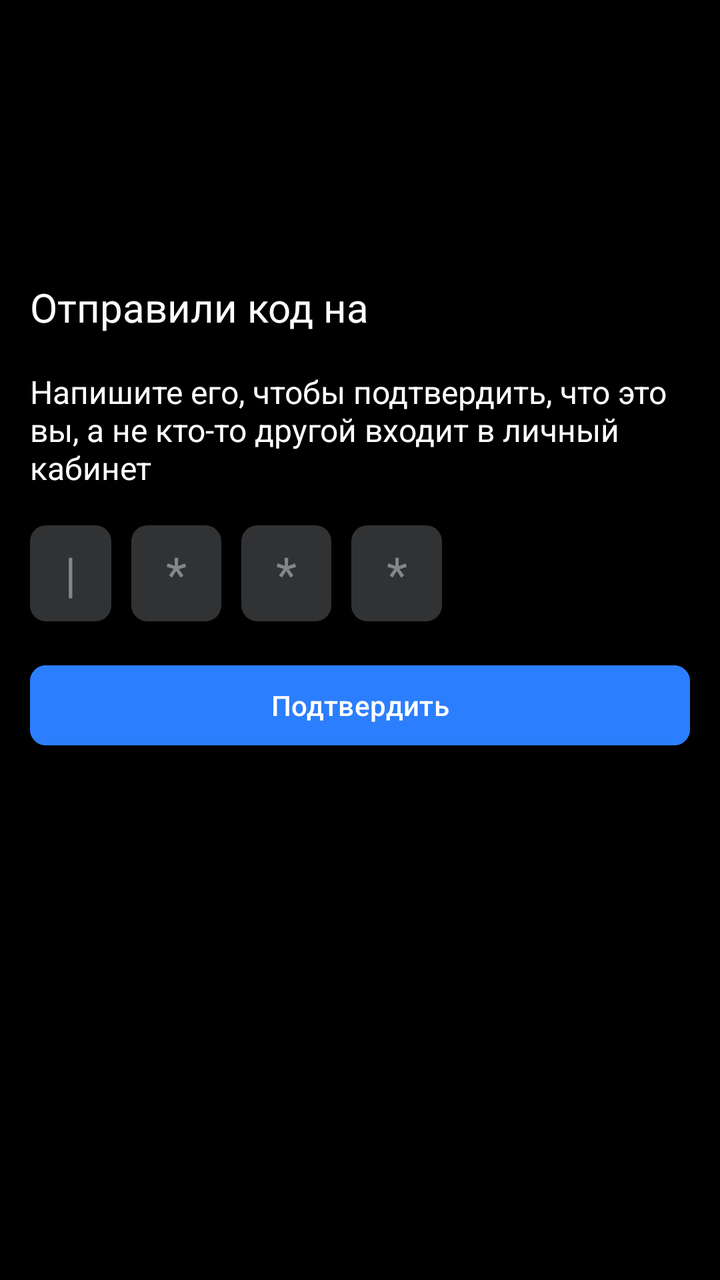
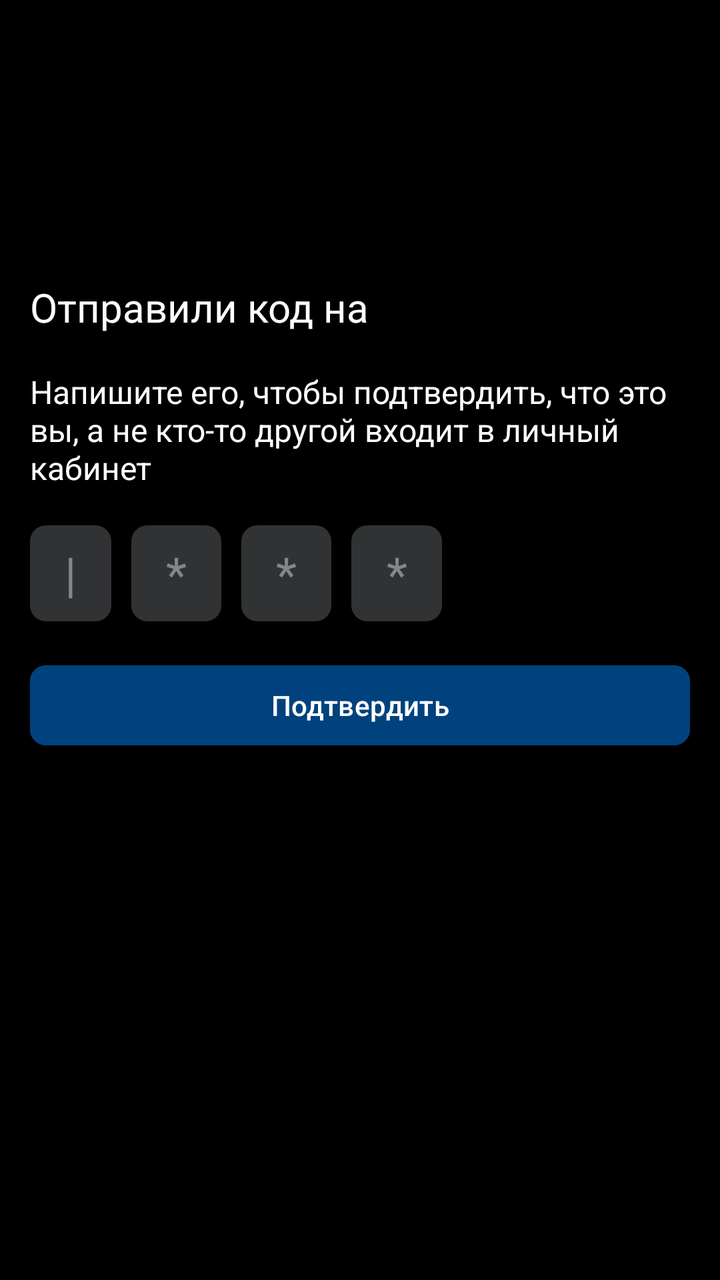

Compare the two renders of this Android layout. The source of the first and the diff that turns it into the second are given below.
<!-- AndroidManifest.xml: application theme Theme.JobSearchApp -->
<!-- res/layout/fragment_login_confirm_screen.xml -->
<?xml version="1.0" encoding="utf-8"?>
<androidx.constraintlayout.widget.ConstraintLayout xmlns:android="http://schemas.android.com/apk/res/android"
    xmlns:app="http://schemas.android.com/apk/res-auto"
    xmlns:tools="http://schemas.android.com/tools"
    android:layout_width="match_parent"
    android:layout_height="match_parent"
    android:layout_marginEnd="10dp"
    android:background="@color/black"
    tools:context=".presentation.authorization.LoginConfirmScreen">

    <TextView
        android:id="@+id/tvCodSended"
        android:layout_width="wrap_content"
        android:layout_height="wrap_content"
        android:layout_marginStart="15dp"
        android:layout_marginTop="140dp"
        android:text="@string/cod_sended"
        android:textColor="@color/white"
        android:textSize="20sp"
        app:layout_constraintStart_toStartOf="parent"
        app:layout_constraintTop_toTopOf="parent" />

    <TextView
        android:id="@+id/tvConfirm"
        android:layout_width="0dp"
        android:layout_height="wrap_content"
        android:layout_marginTop="18dp"
        android:layout_marginEnd="15dp"
        android:text="@string/confirm_text"
        android:textColor="@color/white"
        android:textSize="16sp"
        app:layout_constraintEnd_toEndOf="parent"
        app:layout_constraintHorizontal_bias="0.333"
        app:layout_constraintStart_toStartOf="@+id/tvCodSended"
        app:layout_constraintTop_toBottomOf="@+id/tvCodSended" />

    <LinearLayout
        android:id="@+id/linearLayout"
        android:layout_width="216dp"
        android:layout_height="48dp"
        android:layout_marginTop="18dp"
        android:gravity="center"
        android:orientation="horizontal"
        app:layout_constraintStart_toStartOf="@+id/tvConfirm"
        app:layout_constraintTop_toBottomOf="@+id/tvConfirm">

        <EditText
            android:id="@+id/editText1"
            android:layout_width="-5dp"
            android:layout_height="48dp"
            android:layout_marginEnd="10dp"
            android:layout_weight="1"
            android:background="@drawable/radius_edittext"
            android:backgroundTint="@color/grey2"
            android:gravity="center"
            android:hint="|"
            android:inputType="number"
            android:maxLength="1"
            android:textColor="@color/grey5"
            android:textColorHint="@color/grey3"
            android:textSize="24sp" />

        <EditText
            android:id="@+id/editText2"
            android:layout_width="-5dp"
            android:layout_height="48dp"
            android:layout_marginEnd="10dp"
            android:layout_weight="1"
            android:background="@drawable/radius_edittext"
            android:backgroundTint="@color/grey2"
            android:gravity="center"
            android:hint="*"
            android:inputType="number"
            android:maxLength="1"
            android:textColor="@color/grey5"
            android:textColorHint="@color/grey3"
            android:textSize="24sp" />

        <EditText
            android:id="@+id/editText3"
            android:layout_width="-5dp"
            android:layout_height="48dp"
            android:layout_marginEnd="10dp"
            android:layout_weight="1"
            android:background="@drawable/radius_edittext"
            android:backgroundTint="@color/grey2"
            android:gravity="center"
            android:hint="*"
            android:inputType="number"
            android:maxLength="1"
            android:textColor="@color/grey5"
            android:textColorHint="@color/grey3"
            android:textSize="24sp" />

        <EditText
            android:id="@+id/editText4"
            android:layout_width="-5dp"
            android:layout_height="48dp"
            android:layout_marginEnd="10dp"
            android:layout_weight="1"
            android:background="@drawable/radius_edittext"
            android:backgroundTint="@color/grey2"
            android:gravity="center"
            android:hint="*"
            android:inputType="number"
            android:maxLength="1"
            android:textColor="@color/grey5"
            android:textColorHint="@color/grey3"
            android:textSize="24sp" />
    </LinearLayout>

    <Button
        android:id="@+id/bConfirm"
        android:layout_width="0dp"
        android:layout_height="48dp"
        android:layout_marginStart="15dp"
        android:layout_marginTop="18dp"
        android:layout_marginEnd="15dp"
        android:backgroundTint="@color/blue"
        android:clickable="false"
        android:text="@string/b_confirm"
        android:textColor="@color/white"
        app:cornerRadius="8dp"
        app:layout_constraintEnd_toEndOf="parent"
        app:layout_constraintHorizontal_bias="0.023"
        app:layout_constraintStart_toStartOf="parent"
        app:layout_constraintTop_toBottomOf="@+id/linearLayout" />

</androidx.constraintlayout.widget.ConstraintLayout>
<!-- resources referenced by this layout -->
<resources>
  <color name="black">#FF000000</color>
  <color name="blue">#2B7EFE</color>
  <color name="grey2">#313234</color>
  <color name="grey3">#858688</color>
  <color name="grey5">#DBDBDB</color>
  <color name="white">#FFFFFFFF</color>
  <!-- drawable radius_edittext (drawable) -->
  <?xml version="1.0" encoding="utf-8"?>
  <shape xmlns:android="http://schemas.android.com/apk/res/android"
      android:shape="rectangle">
  
      <corners android:radius="8dp"/> 
  
      <solid android:color="#313234"/> 
  
      
  </shape>
  <string name="b_confirm">Подтвердить</string>
  <string name="cod_sended">Отправили код на</string>
  <string name="confirm_text">Напишите его, чтобы подтвердить, что это вы, а не кто-то другой входит в личный кабинет</string>
  <style name="Theme.JobSearchApp" parent="Base.Theme.JobSearchApp" />
  <style name="Base.Theme.JobSearchApp" parent="Theme.Material3.DayNight.NoActionBar">
          
          
          <item name="colorPrimary">@color/grey2 </item>
  
      </style>
</resources>

<!-- the commit's change to res/layout/fragment_login_confirm_screen.xml (unified diff, before → after) -->
@@ -6,7 +6,7 @@
     android:layout_height="match_parent"
     android:layout_marginEnd="10dp"
     android:background="@color/black"
-    tools:context=".presentation.authorization.LoginConfirmScreen">
+    tools:context=".feature.auth.LoginConfirmScreen">
 
     <TextView
         android:id="@+id/tvCodSended"
@@ -116,10 +116,11 @@
         android:layout_marginStart="15dp"
         android:layout_marginTop="18dp"
         android:layout_marginEnd="15dp"
-        android:backgroundTint="@color/blue"
+        android:backgroundTint="@color/dark_blue"
         android:clickable="false"
         android:text="@string/b_confirm"
         android:textColor="@color/white"
+        android:enabled="false"
         app:cornerRadius="8dp"
         app:layout_constraintEnd_toEndOf="parent"
         app:layout_constraintHorizontal_bias="0.023"
<!-- resource entries referenced after the edit -->
@@ -1,7 +1,7 @@
 <!-- resources referenced by this layout -->
 <resources>
   <color name="black">#FF000000</color>
-  <color name="blue">#2B7EFE</color>
+  <color name="dark_blue">#00427D</color>
   <color name="grey2">#313234</color>
   <color name="grey3">#858688</color>
   <color name="grey5">#DBDBDB</color>
